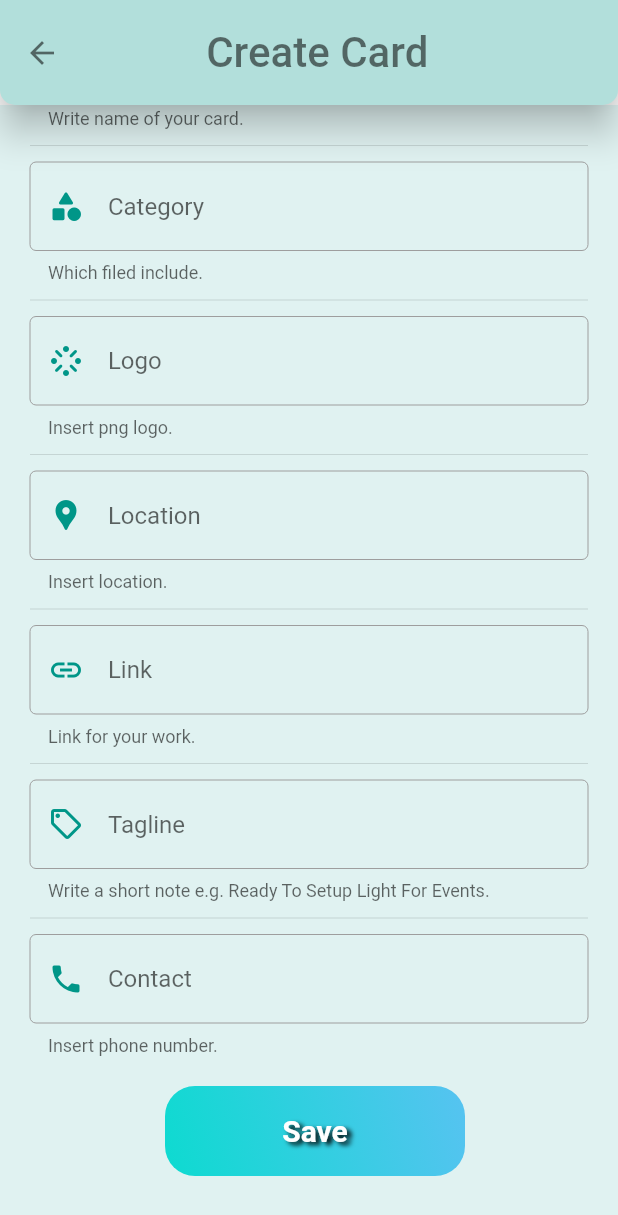
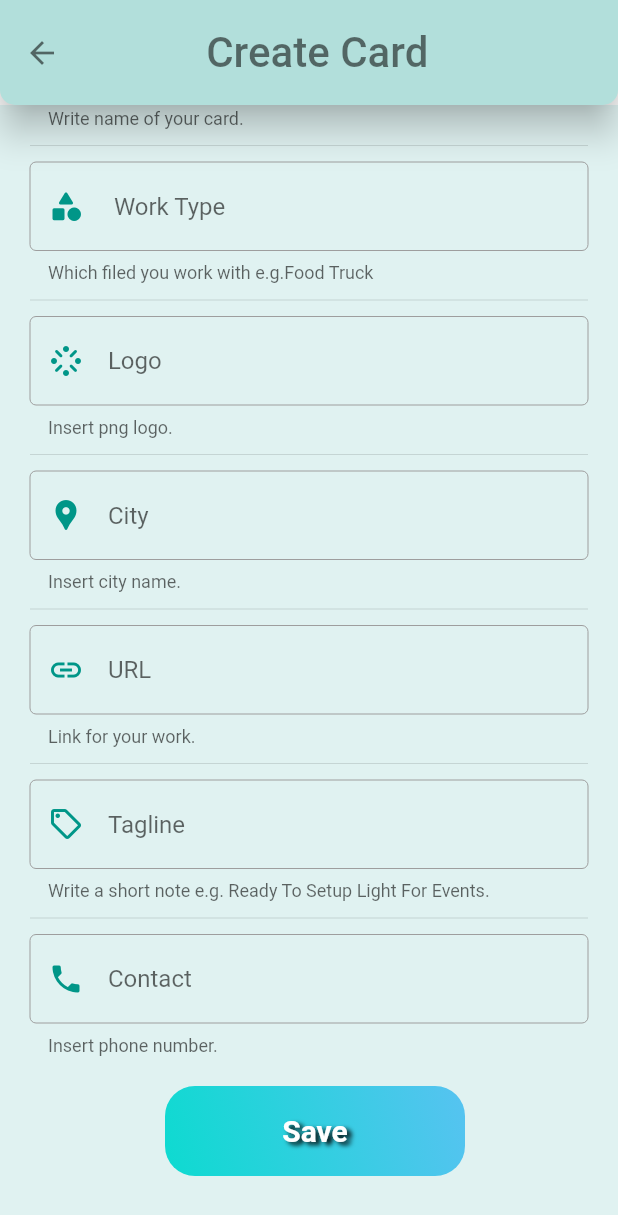
Before and after one commit to mooha9/Eventy_app, a Flutter app: the CreateCard screen opened directly, scrolled down 428 dp, on a phone screen of 412 x 824 dp. Shown: the top 1215 px of the screen. Run offline on Flutter 3.47's test engine with Material 2 defaults, Android fonts, the phone set to English and light mode, and no system bars; our stand-ins replace fancy_bottom_navigation, flutter_spinbox, qr_flutter.

Commit message:
small changes

```diff
--- a/lib/screens/createCard.dart
+++ b/lib/screens/createCard.dart
@@ -112,8 +112,8 @@ class _CreateCardState extends State<CreateCard> {
                               border: OutlineInputBorder(
                                   borderSide:
                                       new BorderSide(color: Colors.teal)),
-                              hintText: 'Category',
-                              helperText: 'Which filed include.',
+                              hintText: ' Work Type',
+                              helperText: 'Which filed you work with e.g.Food Truck',
                               prefixIcon: const Icon(
                                 Icons.category_rounded,
                                 color: Colors.teal,
@@ -172,8 +172,8 @@ class _CreateCardState extends State<CreateCard> {
                               border: OutlineInputBorder(
                                   borderSide:
                                       new BorderSide(color: Colors.teal)),
-                              hintText: 'Location',
-                              helperText: 'Insert location.',
+                              hintText: 'City',
+                              helperText: 'Insert city name.',
                               prefixIcon: const Icon(
                                 Icons.location_pin,
                                 color: Colors.teal,
@@ -202,7 +202,7 @@ class _CreateCardState extends State<CreateCard> {
                               border: OutlineInputBorder(
                                   borderSide:
                                       new BorderSide(color: Colors.teal)),
-                              hintText: 'Link',
+                              hintText: 'URL',
                               helperText: 'Link for your work.',
                               prefixIcon: const Icon(
                                 Icons.link,
```
